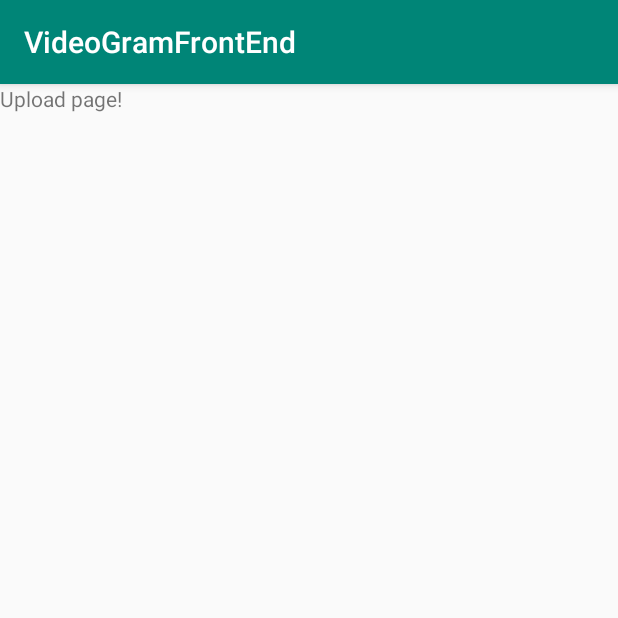
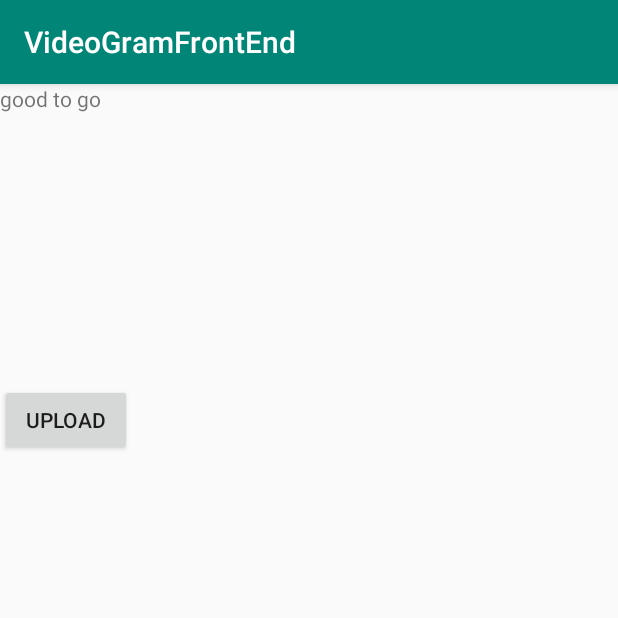
Before and after one commit to jerry1177/VideoGramFrontEnd, an Android app: the UploadVideoFragment screen opened through its navigation route, on a phone screen of 412 x 824 dp, the top half of it. Run offline under Robolectric (Android 15) with nearby library versions, the phone set to English and light mode, and no system bars; our stand-ins replace Volley; libraries missing offline, so code that uses them is left out: com.amazonaws.auth, com.amazonaws.mobile, com.amazonaws.mobileconnectors, com.amazonaws.services; 1 statement that could not run was skipped.

Commit message:
Upload Page Updates, UploadToS3 Function added

```diff
--- a/app/build.gradle
+++ b/app/build.gradle
@@ -55,4 +55,10 @@ dependencies {
     testImplementation 'junit:junit:4.12'
     androidTestImplementation 'androidx.test.ext:junit:1.1.0'
     androidTestImplementation 'androidx.test.espresso:espresso-core:3.1.1'
+
+    // AWS dependencies
+    implementation 'com.amazonaws:aws-android-sdk-s3:2.7.+'
+    implementation 'com.amazonaws:aws-android-sdk-cognito:2.7.+'
+    implementation ('com.amazonaws:aws-android-sdk-mobile-client:2.16.+@aar') { transitive = true; }
+
 }
--- a/app/src/main/java/com/example/videogramfrontend/UploadVideoFragment.java
+++ b/app/src/main/java/com/example/videogramfrontend/UploadVideoFragment.java
@@ -1,16 +1,31 @@
 package com.example.videogramfrontend;
 
+import android.Manifest;
 import android.content.Context;
 import android.net.Uri;
 import android.os.Bundle;
 
+import androidx.annotation.NonNull;
+import androidx.annotation.Nullable;
 import androidx.fragment.app.Fragment;
 
 import android.view.LayoutInflater;
 import android.view.View;
 import android.view.ViewGroup;
+import android.widget.Button;
+import android.widget.TextView;
+import java.io.File;
 
-
+// AWS Imports //
+import com.amazonaws.auth.BasicAWSCredentials;
+import com.amazonaws.mobile.client.AWSMobileClient;
+import com.amazonaws.mobile.client.Callback;
+import com.amazonaws.mobile.client.UserStateDetails;
+import com.amazonaws.mobileconnectors.s3.transferutility.TransferUtility;
+import com.amazonaws.mobileconnectors.s3.transferutility.TransferState;
+import com.amazonaws.mobileconnectors.s3.transferutility.TransferObserver;
+import com.amazonaws.mobileconnectors.s3.transferutility.TransferListener;
+import com.amazonaws.services.s3.AmazonS3Client;
 /**
  * A simple {@link Fragment} subclass.
  * Activities that contain this fragment must implement the
@@ -28,6 +43,8 @@ public class UploadVideoFragment extends Fragment {
     // TODO: Rename and change types of parameters
     private String mParam1;
     private String mParam2;
+    TextView uploadPage;
+    Button uploadButton;
 
     private OnFragmentInteractionListener mListener;
 
@@ -60,6 +77,7 @@ public class UploadVideoFragment extends Fragment {
             mParam1 = getArguments().getString(ARG_PARAM1);
             mParam2 = getArguments().getString(ARG_PARAM2);
         }
+
     }
 
     @Override
@@ -73,6 +91,33 @@ public class UploadVideoFragment extends Fragment {
                              Bundle savedInstanceState) {
         // Inflate the layout for this fragment
         return inflater.inflate(R.layout.fragment_upload_video, container, false);
+    }
+
+    @Override
+    public void onViewCreated(@NonNull View view, @Nullable Bundle savedInstanceState) {
+        super.onViewCreated(view, savedInstanceState);
+        uploadPage = (TextView) view.findViewById(R.id.uploadPage);
+        uploadButton = (Button) view.findViewById(R.id.uploadButton);
+        uploadButton.setOnClickListener(new View.OnClickListener() {
+            @Override
+            public void onClick(View v) {
+                UploadToS3();
+            }
+        });
+
+        //AWSConfiguration config = new AWSConfiguration(getContext());
+        AWSMobileClient.getInstance().initialize(getContext(), new Callback<UserStateDetails>() {
+            @Override
+            public void onResult(UserStateDetails result) {
+                uploadPage.setText("success" + result.toString() + AWSMobileClient.getInstance().getCredentials().toString());
+            }
+            @Override
+            public void onError(Exception e) {
+                uploadPage.setText("error" + e.toString());
+            }
+        });
+        uploadPage.setText("good to go");
+
     }
 
     // TODO: Rename method, update argument and hook method into UI event
@@ -91,6 +136,8 @@ public class UploadVideoFragment extends Fragment {
             throw new RuntimeException(context.toString()
                     + " must implement OnFragmentInteractionListener");
         }
+
+
     }
 
     @Override
@@ -113,4 +160,71 @@ public class UploadVideoFragment extends Fragment {
         // TODO: Update argument type and name
         void onFragmentInteraction(Uri uri);
     }
+
+
+
+
+
+
+    public void UploadToS3() {
+
+        File file = new File("/file/path/here");
+        if (file.exists()) {
+
+            String KEY = "AKIATQXCI3PQK6VEPFHK";
+            String SECRET = "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";
+            BasicAWSCredentials credentials = new BasicAWSCredentials(KEY, SECRET);
+
+            AmazonS3Client s3Client = new AmazonS3Client(credentials);
+            TransferUtility transferUtility =
+                    TransferUtility.builder()
+                            .context(getContext())
+                            .awsConfiguration(AWSMobileClient.getInstance().getConfiguration())
+                            .s3Client(s3Client)
+                            .build();
+
+            final TransferObserver uploadObserver =
+                    transferUtility.upload(
+                            "Videogram/User" + String.valueOf(UserSingleton.getInstance().getUserId()) + "/" + file.getName(),
+                            file);
+
+            // Attach a listener to the observer to get state update and progress notifications
+            uploadObserver.setTransferListener(new TransferListener() {
+
+                @Override
+                public void onStateChanged(int id, TransferState state) {
+                    if (TransferState.COMPLETED == state) {
+                        // Handle a completed upload.
+                        uploadPage.setText("Upload Complete");
+                    }
+                }
+
+                @Override
+                public void onProgressChanged(int id, long bytesCurrent, long bytesTotal) {
+                    float percentDonef = ((float) bytesCurrent / (float) bytesTotal) * 100;
+                    int percentDone = (int) percentDonef;
+                    uploadPage.setText(String.valueOf(percentDone) + "%");
+
+                }
+
+                @Override
+                public void onError(int id, Exception ex) {
+                    // Handle errors
+                    uploadPage.setText("errorno: " + String.valueOf(id) + " error: " + ex.toString());
+                }
+
+            });
+
+            // If you prefer to poll for the data, instead of attaching a
+            // listener, check for the state and progress in the observer.
+            if (TransferState.COMPLETED == uploadObserver.getState()) {
+                // Handle a completed upload.
+            }
+        }
+        else {
+            uploadPage.setText("File not valid");
+        }
+    }
+
+
 }
--- a/app/src/main/res/layout/fragment_upload_video.xml
+++ b/app/src/main/res/layout/fragment_upload_video.xml
@@ -1,5 +1,5 @@
 <?xml version="1.0" encoding="utf-8"?>
-<FrameLayout xmlns:android="http://schemas.android.com/apk/res/android"
+<RelativeLayout xmlns:android="http://schemas.android.com/apk/res/android"
     xmlns:tools="http://schemas.android.com/tools"
     android:layout_width="match_parent"
     android:layout_height="match_parent"
@@ -7,8 +7,16 @@
 
     <!-- TODO: Update blank fragment layout -->
     <TextView
+        android:id="@+id/uploadPage"
         android:layout_width="match_parent"
-        android:layout_height="match_parent"
+        android:layout_height="200dp"
         android:text="Upload page!" />
+    <Button
+        android:id="@+id/uploadButton"
+        android:layout_width="wrap_content"
+        android:layout_height="wrap_content"
+        android:text="Upload"
+        android:layout_below="@id/uploadPage"/>
 
-</FrameLayout>
+
+</RelativeLayout>
```
Also changed, not shown: app/src/main/AndroidManifest.xml (+8 -0 lines).
